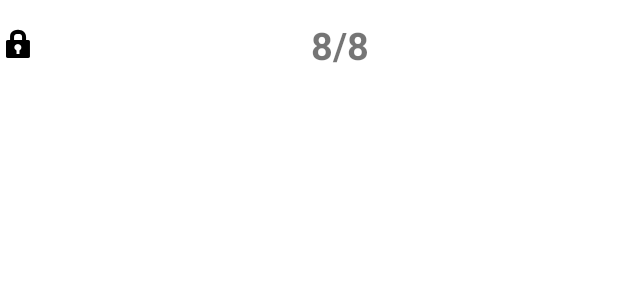
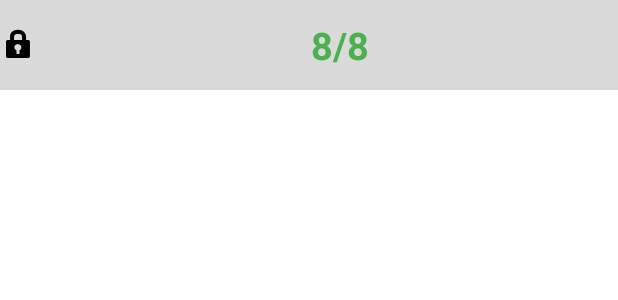
Before and after one commit to bbackdo/bbackdo, an Android app: the layout item_recycler_room.xml on its own in the app's theme, with its tools: preview values and no code run, on a phone screen of 412 x 824 dp. Shown: the top 300 px of the screen. Run offline under Robolectric (Android 15) with nearby library versions, the phone set to English and light mode, and no system bars.

Commit message:
방 리사이클러뷰 디자인 수정

```diff
--- a/app/src/main/res/layout/item_recycler_room.xml
+++ b/app/src/main/res/layout/item_recycler_room.xml
@@ -4,7 +4,9 @@
     xmlns:tools="http://schemas.android.com/tools"
     android:id="@+id/container"
     android:layout_width="match_parent"
-    android:layout_height="60dp">
+    android:layout_height="60dp"
+    android:background="#DADADA"
+    android:backgroundTint="#DADADA">
 
     <TextView
         android:id="@+id/textTitle"
@@ -27,10 +29,10 @@
         android:id="@+id/imageView"
         android:layout_width="0dp"
         android:layout_height="wrap_content"
-        app:tint="#000000"
         app:layout_constraintBottom_toBottomOf="parent"
         app:layout_constraintTop_toTopOf="parent"
         app:srcCompat="@android:drawable/ic_lock_idle_lock"
+        app:tint="#000000"
         tools:layout_editor_absoluteX="288dp" />
 
     <TextView
@@ -44,6 +46,7 @@
         android:gravity="center"
         android:text="8/8"
         android:textAlignment="center"
+        android:textColor="#4CAF50"
         android:textSize="25dp"
         android:textStyle="bold"
         app:layout_constraintBottom_toBottomOf="parent"
```
